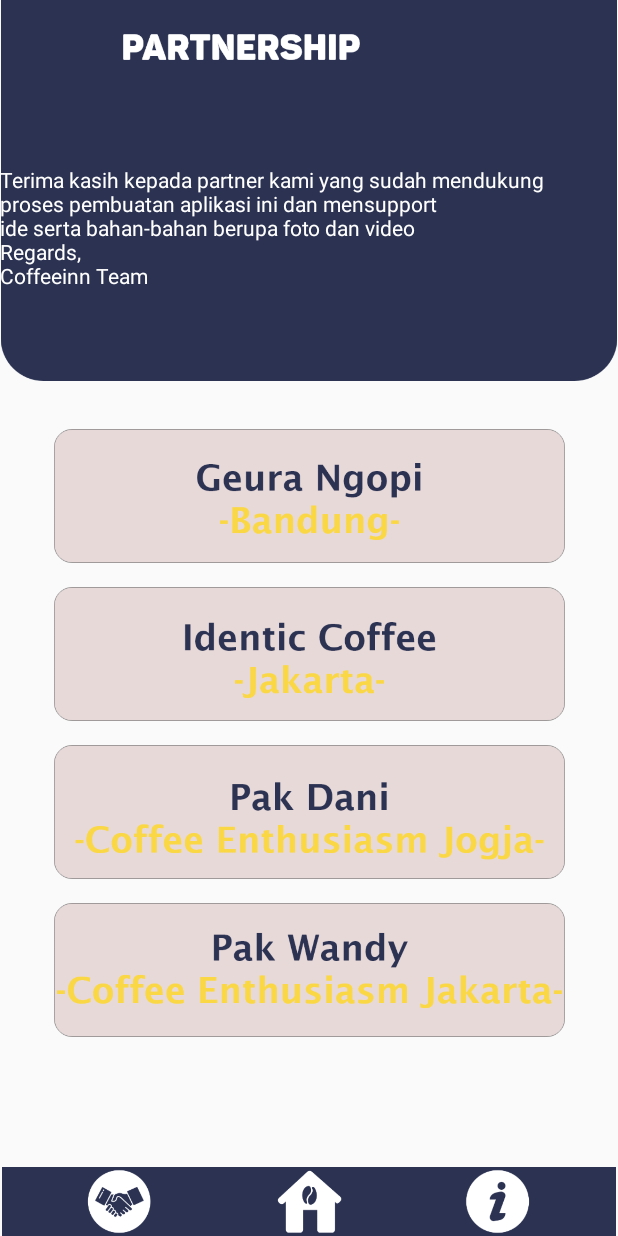
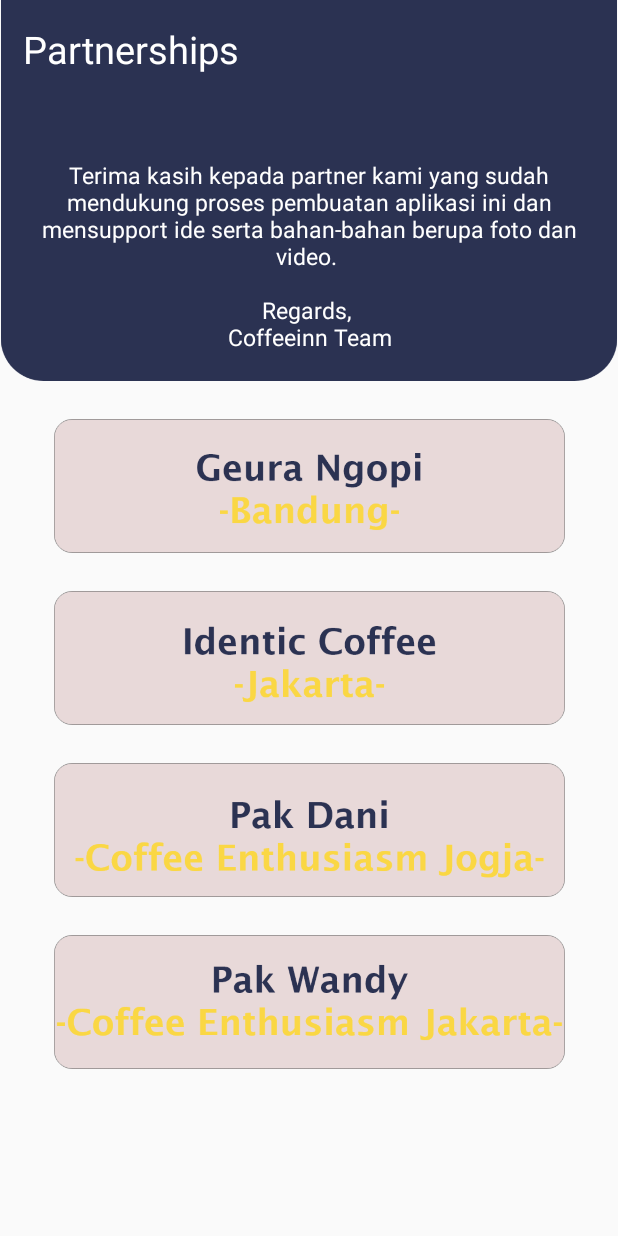
Before and after one commit to edoricardo/CoffeeInn, an Android app: the fragment PartnerFragment shown on its own in the app's theme, on a phone screen of 412 x 824 dp. Run offline under Robolectric (Android 15) with nearby library versions, the phone set to English and light mode, and no system bars.

Commit message:
Revising Partnership, changed some texts.

```diff
--- a/app/src/main/res/layout/fragment_home.xml
+++ b/app/src/main/res/layout/fragment_home.xml
@@ -57,7 +57,7 @@
                 android:layout_width="360dp"
                 android:layout_height="46dp"
                 android:layout_marginTop="30dp"
-                android:text="@string/coffeein_info"
+                android:text="@string/coffeein_slogan"
                 android:textAlignment="center"
                 android:textColor="#FFFFFF"
                 android:textSize="18sp"
--- a/app/src/main/res/layout/fragment_partner.xml
+++ b/app/src/main/res/layout/fragment_partner.xml
@@ -7,30 +7,66 @@
     android:layout_height="match_parent"
     tools:context=".PartnerFragment">
 
+    <ScrollView
+        android:layout_width="match_parent"
+        android:layout_height="match_parent"
+        android:layout_marginBottom="65dp"
+        app:layout_constraintBottom_toBottomOf="parent"
+        app:layout_constraintEnd_toEndOf="parent"
+        app:layout_constraintStart_toStartOf="parent"
+        app:layout_constraintTop_toTopOf="parent">
+
+        <androidx.constraintlayout.widget.ConstraintLayout
+            android:layout_width="match_parent"
+            android:layout_height="wrap_content">
+
             <ImageView
                 android:id="@+id/toplayout"
                 android:layout_width="wrap_content"
                 android:layout_height="wrap_content"
                 android:adjustViewBounds="true"
                 android:src="@drawable/top_layouta"
+                app:layout_constraintEnd_toEndOf="parent"
                 app:layout_constraintStart_toStartOf="parent"
                 app:layout_constraintTop_toTopOf="parent" />
 
             <TextView
                 android:id="@+id/textView"
+                android:layout_width="0dp"
+                android:layout_height="wrap_content"
+                android:layout_marginStart="9dp"
+                android:layout_marginTop="56dp"
+                android:layout_marginEnd="9dp"
+                android:text="@string/thanks"
+                android:textAlignment="center"
+                android:textColor="#FFFFFF"
+                android:textSize="15sp"
+                app:layout_constraintEnd_toEndOf="parent"
+                app:layout_constraintHorizontal_bias="0.0"
+                app:layout_constraintStart_toStartOf="parent"
+                app:layout_constraintTop_toBottomOf="@+id/textView5" />
+
+            <TextView
+                android:id="@+id/textView5"
+                fontPath="fonts/panton_black_caps.otf"
                 android:layout_width="wrap_content"
                 android:layout_height="wrap_content"
-        android:layout_marginTop="64dp"
-        android:text="@string/thanks"
+                android:layout_marginStart="15dp"
+                android:layout_marginTop="15dp"
+                android:text="Partnerships"
                 android:textColor="#FFFFFF"
+                android:textSize="25sp"
                 app:layout_constraintStart_toStartOf="parent"
-        app:layout_constraintTop_toBottomOf="@+id/imageView14" />
+                app:layout_constraintTop_toTopOf="parent"
+                tools:ignore="MissingPrefix" />
 
             <ImageView
                 android:id="@+id/geurangopi"
                 android:layout_width="342dp"
                 android:layout_height="89dp"
-        android:layout_marginTop="32dp"
+                android:layout_marginStart="34dp"
+                android:layout_marginTop="25dp"
+                android:layout_marginEnd="34dp"
                 android:adjustViewBounds="true"
                 android:src="@drawable/geura_ngopi"
                 app:layout_constraintEnd_toEndOf="parent"
@@ -41,7 +77,7 @@
                 android:id="@+id/identic"
                 android:layout_width="342dp"
                 android:layout_height="89dp"
-        android:layout_marginTop="16dp"
+                android:layout_marginTop="25dp"
                 android:adjustViewBounds="true"
                 android:src="@drawable/identic_coffee"
                 app:layout_constraintEnd_toEndOf="parent"
@@ -52,7 +88,7 @@
                 android:id="@+id/pakdani"
                 android:layout_width="342dp"
                 android:layout_height="89dp"
-        android:layout_marginTop="16dp"
+                android:layout_marginTop="25dp"
                 android:adjustViewBounds="true"
                 android:src="@drawable/pak_dani"
                 app:layout_constraintEnd_toEndOf="parent"
@@ -63,31 +99,13 @@
                 android:id="@+id/pakwandy"
                 android:layout_width="342dp"
                 android:layout_height="89dp"
-        android:layout_marginTop="16dp"
+                android:layout_marginTop="25dp"
                 android:adjustViewBounds="true"
                 android:src="@drawable/pak_wandy"
                 app:layout_constraintEnd_toEndOf="parent"
                 app:layout_constraintStart_toStartOf="parent"
                 app:layout_constraintTop_toBottomOf="@+id/pakdani" />
-
-    <ImageView
-        android:id="@+id/imageView14"
-        android:layout_width="193dp"
-        android:layout_height="30dp"
-        android:layout_marginStart="64dp"
-        android:layout_marginTop="16dp"
-        android:adjustViewBounds="true"
-        android:src="@drawable/partnership"
-        app:layout_constraintStart_toStartOf="parent"
-        app:layout_constraintTop_toTopOf="parent" />
-
-    <ImageView
-        android:id="@+id/imageView15"
-        android:layout_width="wrap_content"
-        android:layout_height="wrap_content"
-        android:adjustViewBounds="true"
-        android:src="@drawable/tab"
-        app:layout_constraintBottom_toBottomOf="parent"
-        app:layout_constraintStart_toStartOf="parent" />
+        </androidx.constraintlayout.widget.ConstraintLayout>
+    </ScrollView>
 
 </androidx.constraintlayout.widget.ConstraintLayout>
--- a/app/src/main/res/values/strings.xml
+++ b/app/src/main/res/values/strings.xml
@@ -12,12 +12,11 @@
     <string name="hello_blank_fragment">Hello blank fragment</string>
     <string name="pref_previously_started" />
     <string name="about_us">About Us</string>
-    <string name="coffeein_slogan">A mobile apps to educate Indonesia about Coffee and its richness in Indonesia</string>
+    <string name="coffeein_slogan">\"A mobile apps to educate Indonesia about Coffee and its richness in Indonesia\"</string>
     <string name="version">Version 1.0.0</string>
     <string name="developer_team"> <b>Developer Team</b>\nRyan Ahasan Al-Helal\nJauharul Arifin\nMerico Edward Ricardo </string>
     <string name="lead_developer"><b>Lead Developer</b>\nRyan Ahasan Al-Helal</string>
     <string name="lead_design"><b>Lead UI/UX Designer</b>\nJauharul Arifin</string>
     <string name="lead_content"><b>Lead Content Organizer</b>\nMerico Edward Ricardo</string>
-    <string name="thanks">Terima kasih kepada partner kami yang sudah mendukung \nproses pembuatan aplikasi ini dan mensupport \nide serta bahan-bahan berupa foto dan video \nRegards, \nCoffeeinn Team</string>
-    <string name="coffeein_info">A mobile apps to educate Indonesia about Coffee and its richness in Indonesia</string>
+    <string name="thanks">Terima kasih kepada partner kami yang sudah mendukung proses pembuatan aplikasi ini dan mensupport ide serta bahan-bahan berupa foto dan video. \n\nRegards, \nCoffeeinn Team</string>
 </resources>
```
Lines whose indentation alone changed are shown as unchanged.
